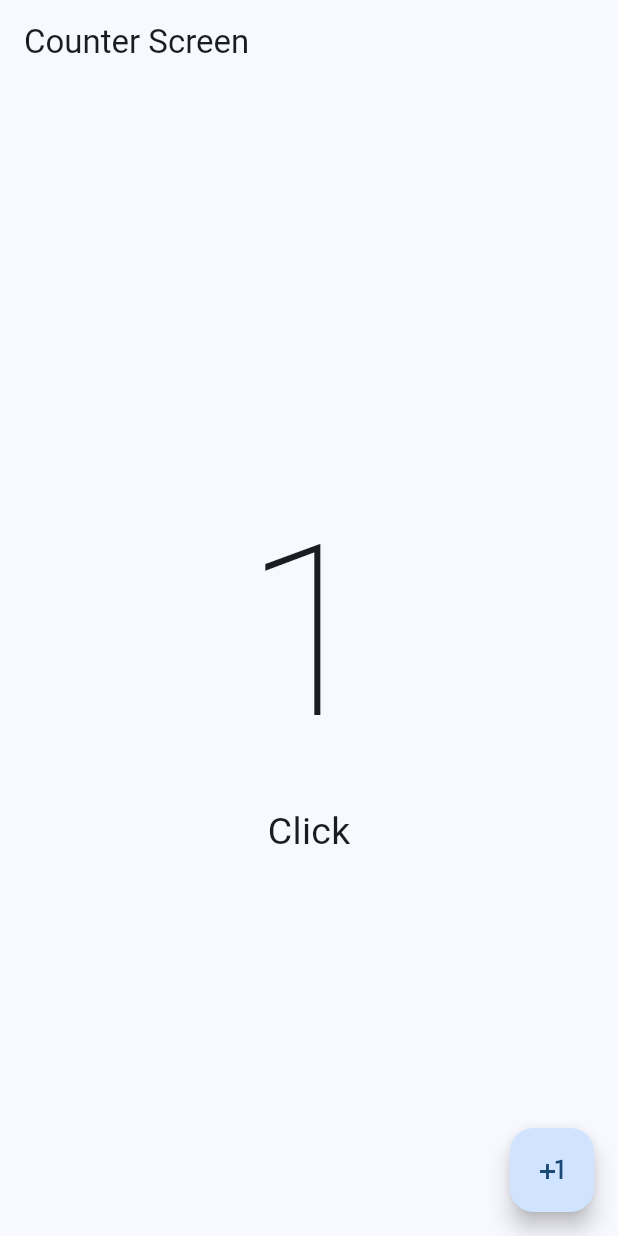
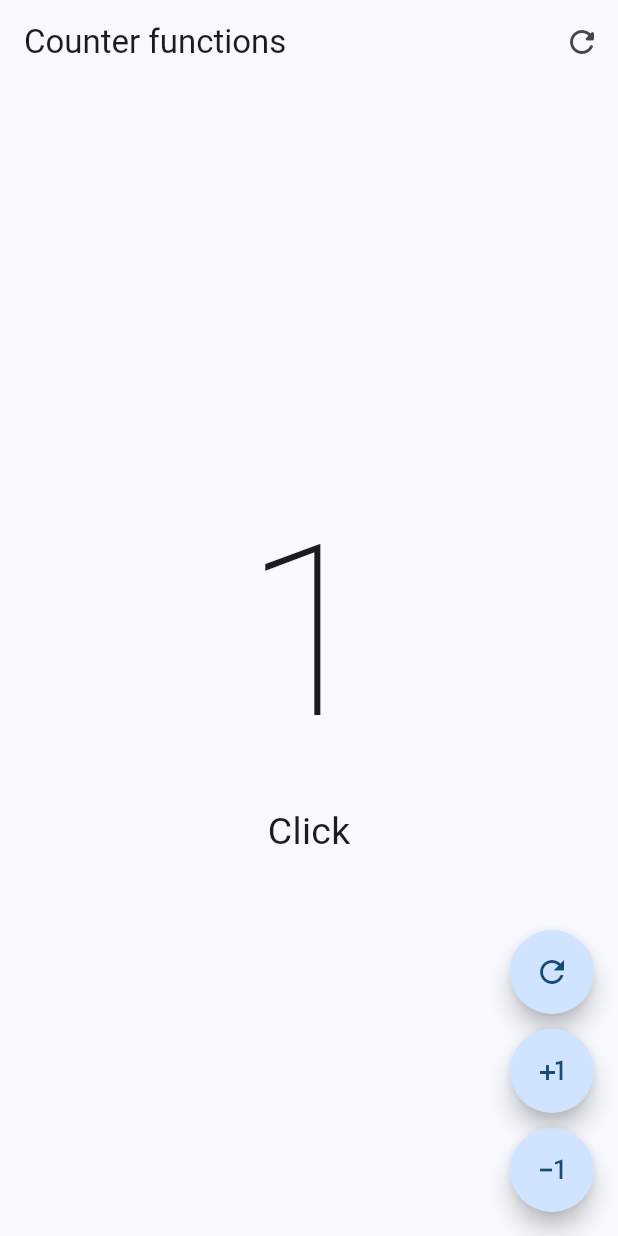
Before and after one commit to JuanManuelCarranzaTorrico/hello_word_app, a Flutter app: the screen it shows after launch, after a tap on the "plus one" icon, on a phone screen of 412 x 824 dp. Run offline on Flutter 3.47's test engine with Material 3 defaults, Android fonts, the phone set to English and light mode, and no system bars.

Commit message:
Adding restart buttons

```diff
--- a/lib/main.dart
+++ b/lib/main.dart
@@ -1,5 +1,6 @@
 import 'package:flutter/material.dart';
-import 'package:hello_word_app/presentation/screens/counter/counter_screen.dart';
+// import 'package:hello_word_app/presentation/screens/counter/counter_screen.dart';
+import 'package:hello_word_app/presentation/screens/counter/conter_functions_screen.dart';
 
 void main(){
   runApp(const MyApp());
@@ -19,7 +20,7 @@ class MyApp extends StatelessWidget {
         colorSchemeSeed: Colors.blue,
 
       ),
-      home: const CounterScreen()
+      home: const CounterFunctionsScreen()
     );
   }
 
--- /dev/null
+++ b/lib/presentation/screens/counter/conter_functions_screen.dart
@@ -0,0 +1,85 @@
+import 'package:flutter/material.dart';
+
+class CounterFunctionsScreen extends StatefulWidget {
+
+
+  const CounterFunctionsScreen({super.key});
+
+  @override
+  State<CounterFunctionsScreen> createState() => _CounterFunctionsScreenState();
+}
+
+class _CounterFunctionsScreenState extends State<CounterFunctionsScreen> {
+  int clickCounter = 0;
+  String clicks="Clicks";
+  @override
+  Widget build(BuildContext context) {
+    return   Scaffold(
+      appBar: AppBar(
+        title: const Text("Counter functions"),
+        // leading: IconButton(
+        //   onPressed: (){},
+        //   icon: const Icon(Icons.refresh_rounded),
+        //   ),
+        actions: [
+          IconButton(
+           onPressed: (){
+            setState(() {
+              clickCounter=0;
+            });
+           },
+           icon: const Icon(Icons.refresh_rounded),),
+        ],
+      ),
+        body:  Center(
+          child: Column(
+            mainAxisAlignment: MainAxisAlignment.center ,
+            children:  [
+              Text(clickCounter.toString(),   style: const TextStyle( fontSize: 160, fontWeight: FontWeight.w100)),
+              Text(clicks, style: const TextStyle( fontSize: 25))
+            ],
+          ),
+        ),
+        floatingActionButton: Column(
+          mainAxisAlignment: MainAxisAlignment.end,
+          children: [
+            FloatingActionButton(
+            shape : const StadiumBorder(),
+          onPressed: (){
+            setState(() {
+              clickCounter =0;
+            });
+          },
+          child: const Icon(Icons.refresh_outlined),),
+          const SizedBox( height: 10,),
+            FloatingActionButton(
+            shape : const StadiumBorder(),
+          onPressed: (){
+            clickCounter ++;
+            if(clickCounter==1){
+              clicks="Click";
+            }else{
+              clicks="Clicks";
+            }
+            setState(() {});
+          },
+          child: const Icon(Icons.plus_one),),
+          const SizedBox( height: 10,),
+          FloatingActionButton(
+            shape : const StadiumBorder(),
+          onPressed: (){
+            if(clickCounter==0) return;
+            clickCounter --;
+            if(clickCounter==1){
+              clicks="Click";
+            }else{
+              clicks="Clicks";
+            }
+            setState(() {});
+          },
+          child: const Icon(Icons.exposure_minus_1_outlined),),
+          ],
+        )
+        );
+  }
+}
```
